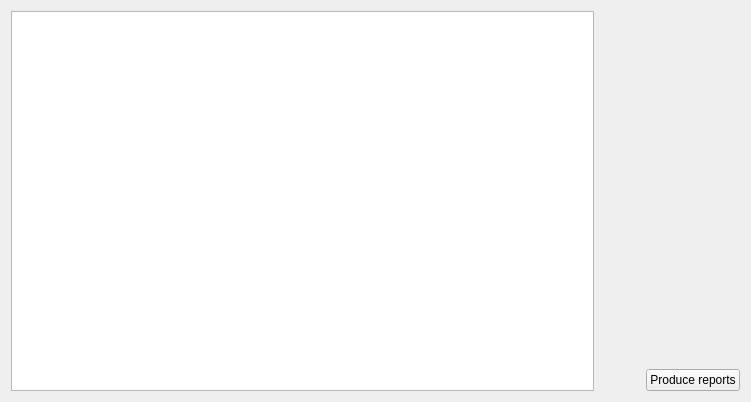
The window that Rota_System/UI/Reports/ReportWidget.ui (ergoregion/Rota-Program) describes before a commit, drawn with Qt 5.
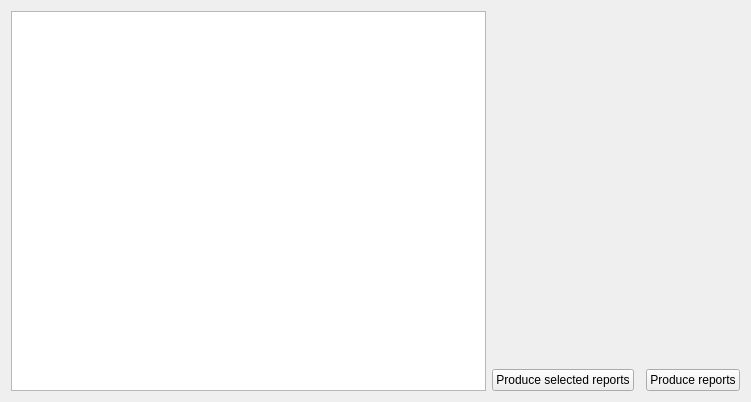
The same window after the commit.

Commit message: big report block

Patch:
```diff
--- a/Rota_System/UI/Reports/ReportWidget.ui
+++ b/Rota_System/UI/Reports/ReportWidget.ui
@@ -14,19 +14,6 @@
    <string>Form</string>
   </property>
   <layout class="QGridLayout" name="gridLayout_3">
-   <item row="1" column="2">
-    <spacer name="horizontalSpacer_2">
-     <property name="orientation">
-      <enum>Qt::Horizontal</enum>
-     </property>
-     <property name="sizeHint" stdset="0">
-      <size>
-       <width>40</width>
-       <height>20</height>
-      </size>
-     </property>
-    </spacer>
-   </item>
    <item row="1" column="3">
     <widget class="QPushButton" name="pushButton">
      <property name="sizePolicy">
@@ -70,6 +57,13 @@
    <item row="0" column="2" colspan="2">
     <widget class="QStackedWidget" name="stackedWidget"/>
    </item>
+   <item row="1" column="1">
+    <widget class="QPushButton" name="pushButton_2">
+     <property name="text">
+      <string>Produce selected reports</string>
+     </property>
+    </widget>
+   </item>
   </layout>
  </widget>
  <resources/>
```
Left out of the diff: 29 changed lines with no effect on the pictures. The commit also changes 9 other files.
